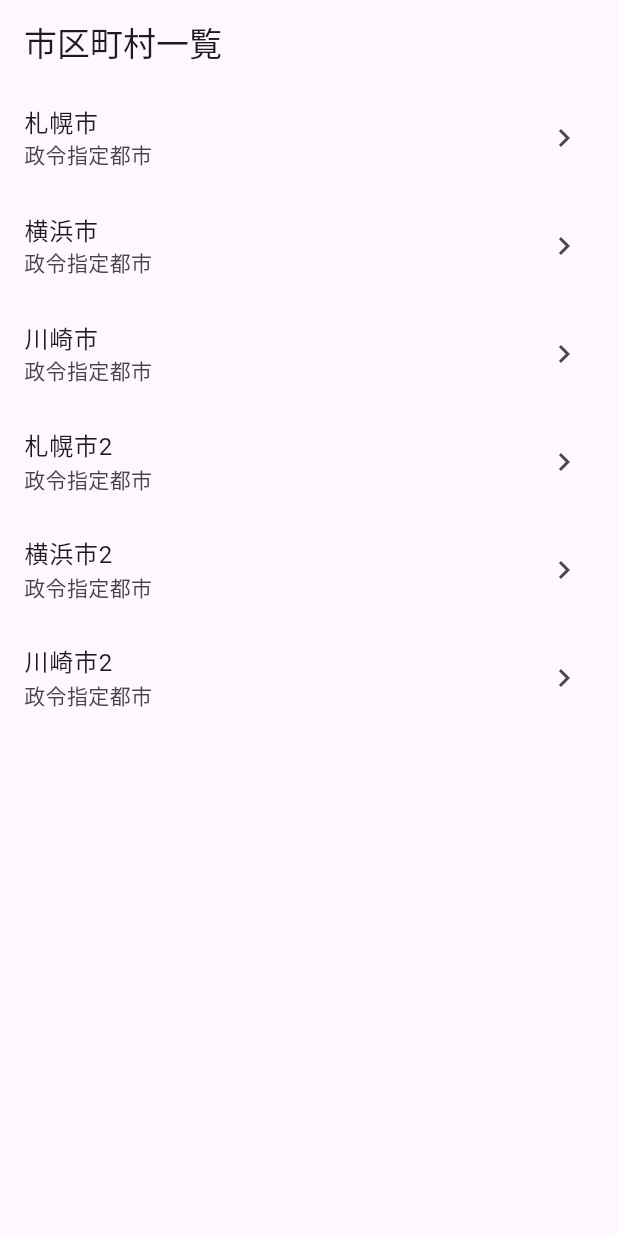
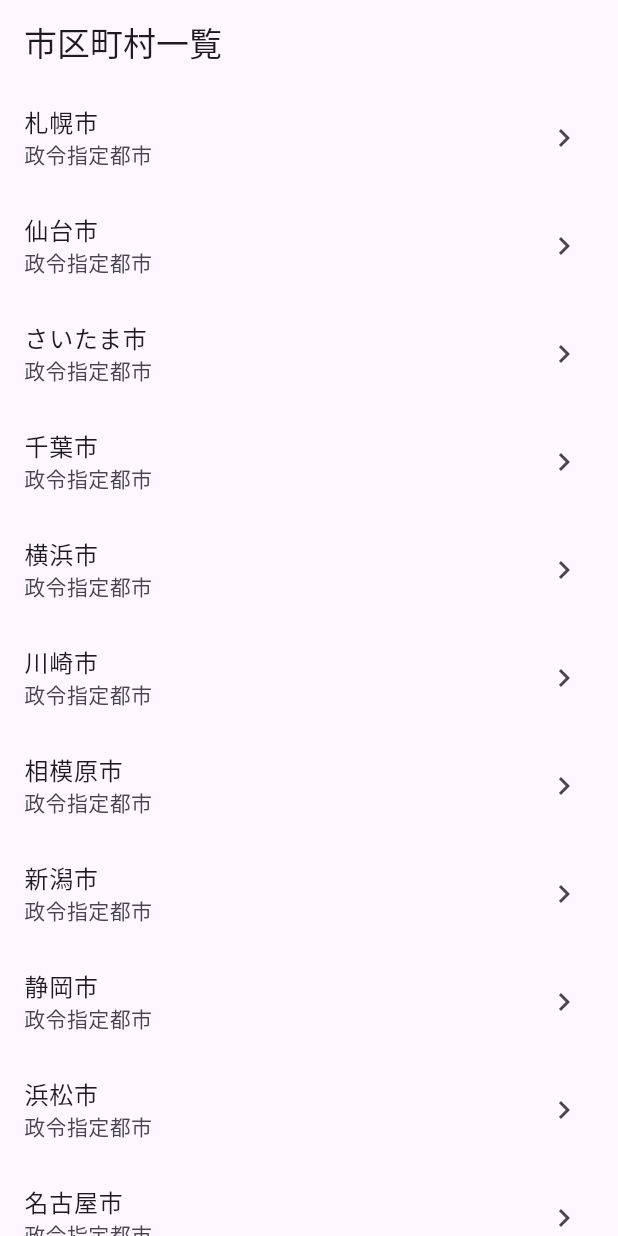
Before and after one commit to keigo-kanou-va/resus_app, a Flutter app: the screen it shows after launch, on a phone screen of 412 x 824 dp. Run offline on Flutter 3.47's test engine with Material 3 defaults, Android fonts, the phone set to English and light mode, and no system bars.

Commit message:
市区町村のリストを更新

```diff
--- a/lib/city_list_page.dart
+++ b/lib/city_list_page.dart
@@ -7,7 +7,28 @@ class CityListPage extends StatelessWidget {
 
   @override
   Widget build(BuildContext context) {
-    const cities = {'札幌市', '横浜市', '川崎市', '札幌市2', '横浜市2', '川崎市2'};
+    const cities = [
+      '札幌市',
+      '仙台市',
+      'さいたま市',
+      '千葉市',
+      '横浜市',
+      '川崎市',
+      '相模原市',
+      '新潟市',
+      '静岡市',
+      '浜松市',
+      '名古屋市',
+      '京都市',
+      '大阪市',
+      '堺市',
+      '神戸市',
+      '岡山市',
+      '広島市',
+      '北九州市',
+      '福岡市',
+      '熊本市',
+    ];
 
     return Scaffold(
       appBar: AppBar(
```
